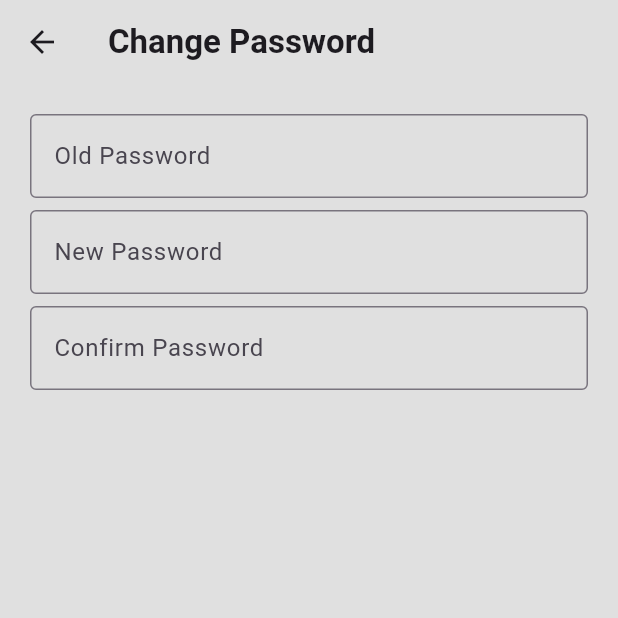
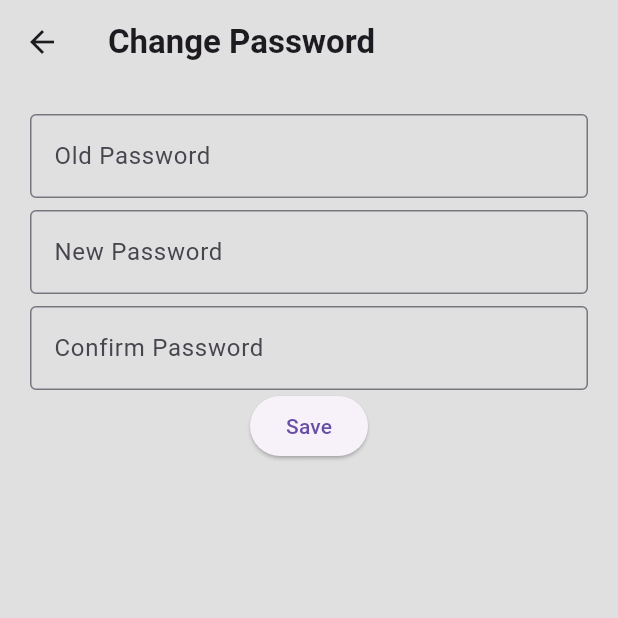
Before and after one commit to TechPyllars2024/AutoCareCarOwners, a Flutter app: the CarOwnerChangePassword screen opened directly, on a phone screen of 412 x 824 dp, the top half of it. Run offline on Flutter 3.47's test engine with Material 3 defaults, Android fonts, the phone set to English and light mode, and no system bars; our stand-ins replace curved_navigation_bar.

Commit message:
update: password controllers

```diff
--- a/lib/screens/car_owner_change_password.dart
+++ b/lib/screens/car_owner_change_password.dart
@@ -1,3 +1,4 @@
+import 'package:autocare_carowners/screens/car_owner_setting.dart';
 import 'package:flutter/material.dart';
 
 class CarOwnerChangePassword extends StatefulWidget {
@@ -8,6 +9,10 @@ class CarOwnerChangePassword extends StatefulWidget {
 }
 
 class _CarOwnerChangePasswordState extends State<CarOwnerChangePassword> {
+  final oldPasswordController = TextEditingController();
+  final newPasswordController = TextEditingController();
+  final confirmPasswordController = TextEditingController();
+
   @override
   Widget build(BuildContext context) {
     return Scaffold(
@@ -19,6 +24,7 @@ class _CarOwnerChangePasswordState extends State<CarOwnerChangePassword> {
           child: Column(
             children: [
               TextField(
+                controller: oldPasswordController,
                 decoration: InputDecoration(
                     border: OutlineInputBorder(),
                     hintText: 'Old Password'
@@ -28,6 +34,7 @@ class _CarOwnerChangePasswordState extends State<CarOwnerChangePassword> {
               Padding(
                 padding: const EdgeInsets.symmetric(vertical: 8.0),
                 child: TextField(
+                  controller: newPasswordController,
                   decoration: InputDecoration(
                       border: OutlineInputBorder(),
                       hintText: 'New Password'
@@ -36,12 +43,22 @@ class _CarOwnerChangePasswordState extends State<CarOwnerChangePassword> {
                 ),
               ),
               TextField(
+                controller: confirmPasswordController,
                 decoration: InputDecoration(
                     border: OutlineInputBorder(),
                     hintText: 'Confirm Password'
                 ),
 
               ),
+
+              ElevatedButton(onPressed: () {
+                print(oldPasswordController.text);
+                print(newPasswordController.text);
+                print(confirmPasswordController.text);
+
+                Navigator.push(context, MaterialPageRoute(builder: (context) => CarOwnerSetting()));
+              },
+                  child: Text('Save'))
 
             ],
           ),
```
